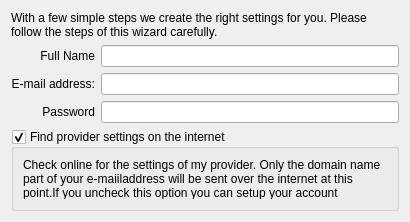
Qt form accountwizard/personaldatapage.ui (KDE/kdepim-runtime) before a commit.
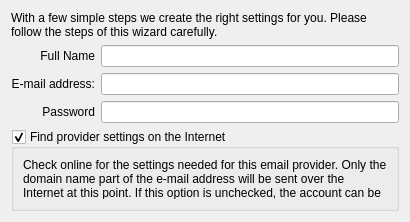
The same form after that commit. Custom widgets are drawn as their Qt base class.

Commit message:
Proof-reading, changing two strings in kdepim/accountwizard.po:
 i) internet -> Internet (consistency with rest of KDE)
ii) Switching from second-person, and improving general grammatical flow.

The edit to the form file:
```diff
--- a/accountwizard/personaldatapage.ui
+++ b/accountwizard/personaldatapage.ui
@@ -71,7 +71,7 @@
    <item>
     <widget class="QGroupBox" name="checkOnlineGroupBox">
      <property name="title">
-      <string>Find provider settings on the internet</string>
+      <string>Find provider settings on the Internet</string>
      </property>
      <property name="checkable">
       <bool>true</bool>
@@ -80,7 +80,7 @@
       <item>
        <widget class="QLabel" name="checkOnlineExplanation">
         <property name="text">
-         <string>Check online for the settings of my provider. Only the domain name part of your e-maiiladdress will be sent over the internet at this point.If you uncheck this option you can setup your account manually.</string>
+         <string>Check online for the settings needed for this email provider. Only the domain name part of the e-mail address will be sent over the Internet at this point. If this option is unchecked, the account can be set up manually.</string>
         </property>
         <property name="wordWrap">
          <bool>true</bool>
```
